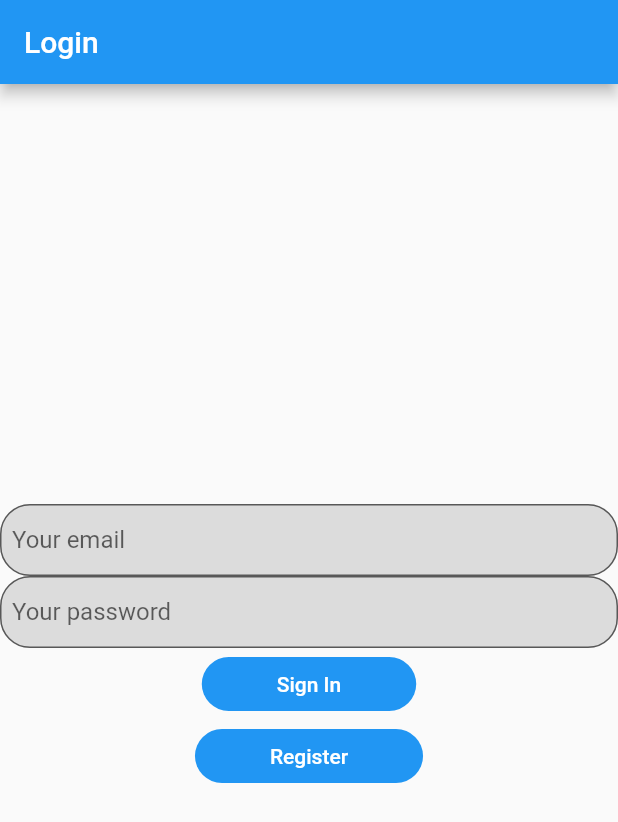
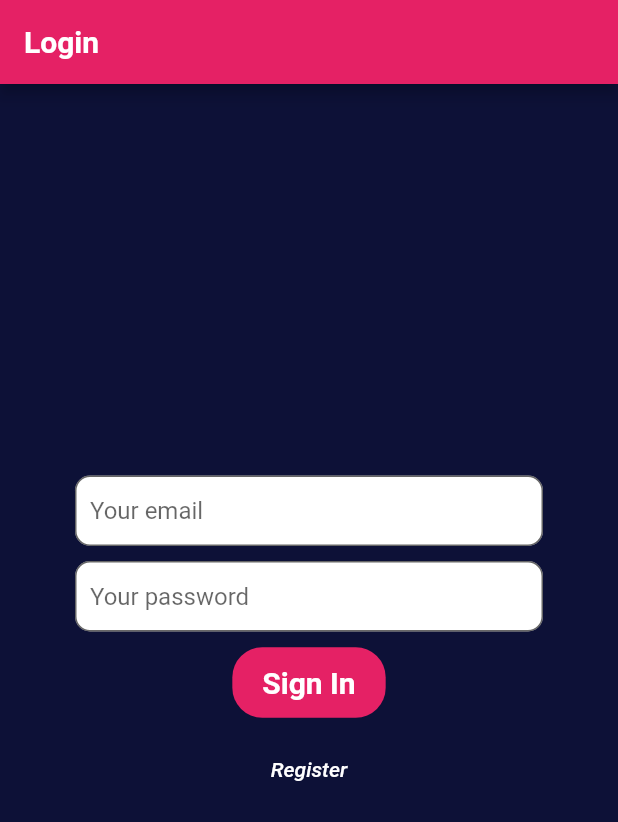
Before and after one commit to paul-dec/FlutterTwo, a Flutter app: the screen it shows after launch, on a phone screen of 412 x 824 dp. Shown: the top 822 px of the screen. Run offline on Flutter 3.47's test engine with Material 2 defaults, Android fonts, the phone set to English and light mode, and no system bars; our stand-ins replace shimmer.

Commit message:
refactor all widgets + finish styles + add test

```diff
--- /dev/null
+++ b/lib/class/user.dart
@@ -0,0 +1,15 @@
+class User {
+  final String pseudo;
+  final String email;
+  final String id;
+
+  User({required this.pseudo, required this.email, required this.id});
+
+  factory User.fromJson(Map<dynamic, dynamic> json) {
+    return User(
+        pseudo: json['pseudo'],
+        email: json['email'],
+        id: json['_id']
+    );
+  }
+}
--- a/lib/pages/login.dart
+++ b/lib/pages/login.dart
@@ -1,9 +1,12 @@
-import 'dart:io';
-
 import 'package:flutter/cupertino.dart';
 import 'package:flutter/material.dart';
+import 'package:fluttertwo/class/user.dart';
+import 'package:fluttertwo/widgets/custom_button.dart';
+import 'package:fluttertwo/widgets/custom_spacer.dart';
+import 'package:fluttertwo/widgets/custom_textfield.dart';
 import 'package:http/http.dart' as http;
 import 'dart:convert';
+import '../styles.dart';
 import 'home.dart';
 import 'register.dart';
 
@@ -11,34 +14,82 @@ class LoginPage extends StatefulWidget {
   const LoginPage({Key? key}) : super(key: key);
 
   @override
-  State<LoginPage> createState() => _LoginPageState();
+  State<LoginPage> createState() => LoginPageState();
 }
 
-class _LoginPageState extends State<LoginPage> {
+class LoginPageState extends State<LoginPage> {
   final emailController = TextEditingController();
   final passwordController = TextEditingController();
 
   String errorString = "";
 
-  Future<void> postLogin() async {
+  @override
+  Widget build(BuildContext context) {
+    return Scaffold(
+      backgroundColor: ThemeColor.xBlue,
+      appBar: AppBar(
+        backgroundColor: ThemeColor.xPurple,
+        title: const Text("Login", style: ThemeText.whiteTextBold,),
+      ),
+      body: Center(
+        child: Padding(
+          padding: const EdgeInsets.fromLTRB(50, 10, 50, 10),
+          child: Column(
+            mainAxisAlignment: MainAxisAlignment.center,
+            children: <Widget>[
+              CustomTextField(
+                myController: emailController,
+                myTextInputType: TextInputType.emailAddress,
+                myHintText: 'Your email',
+                obscureText: false,
+              ),
+              const CustomSpacer(),
+              CustomTextField(
+                myController: passwordController,
+                myTextInputType: TextInputType.visiblePassword,
+                myHintText: 'Your password',
+                obscureText: true,
+              ),
+              const CustomSpacer(),
+              CustomButton(
+                buttonColor: ThemeColor.xPurple,
+                textValue: 'Sign In',
+                textStyle: ThemeText.whiteTextBold,
+                function: () async {
+                  postLogin(emailController.text, passwordController.text);
+                },
+              ),
+              const CustomSpacer(),
+              CustomButton(
+                buttonColor: Colors.transparent,
+                textValue: 'Register',
+                textStyle: ThemeText.whiteTextItalic,
+                function: () async {
+                  Navigator.push(context, MaterialPageRoute(builder: (context) => const RegisterPage()));
+                },
+              ),
+              const CustomSpacer(),
+              Text(errorString, style: ThemeText.xPurpleTextItalic,)
+            ],
+          ),
+        ),
+      ),
+    );
+  }
+
+  Future<void> postLogin(email, password) async {
     const String apiUrl = "http://localhost:8080/user/login";
 
     try {
-      var response = await http.post(Uri.parse(apiUrl), body: {'email': emailController.text, 'password' : passwordController.text});
-      print(response);
+      var response = await http.post(Uri.parse(apiUrl), body: {'email': email, 'password' : password});
       if (response.statusCode == 200) {
-        var content = json.decode(response.body);
-        var _pseudo = content['message']['pseudo'].toString();
-        var _email = content['message']['email'].toString();
-        var _id = content['message']['_id'].toString();
+        User tmp = User.fromJson(jsonDecode(response.body)['message']);
 
-        Navigator.pushReplacement(context, MaterialPageRoute(builder: (context) => HomePage(pseudo: _pseudo, email: _email, id: _id,)));
+        Navigator.pushReplacement(context, MaterialPageRoute(builder: (context) => HomePage(user: tmp,)));
       } else {
         setState(() {
           errorString = "Email or password not valid";
         });
-        print(response.statusCode);
-        print(response.body);
       }
     } catch(e) {
       setState(() {
@@ -46,92 +97,4 @@ class _LoginPageState extends State<LoginPage> {
       });
     }
   }
-
-  @override
-  Widget build(BuildContext context) {
-    return Scaffold(
-      appBar: AppBar(
-        title: const Text("Login"),
-      ),
-      body: Center(
-        child: Column(
-          mainAxisAlignment: MainAxisAlignment.center,
-          children: <Widget>[
-            TextField(
-              autocorrect: false,
-              enableSuggestions: false,
-              keyboardType: TextInputType.emailAddress,
-              controller: emailController,
-              decoration: const InputDecoration(
-                contentPadding: EdgeInsets.all(8),
-                border: OutlineInputBorder(
-                  borderRadius: BorderRadius.all(
-                    Radius.circular(20),
-                  ),
-                ),
-                filled: true,
-                fillColor: Color(0xFFDCDCDC),
-                hintText: 'Your email',
-              ),
-            ),
-            TextField(
-              autocorrect: false,
-              enableSuggestions: false,
-              keyboardType: TextInputType.visiblePassword,
-              obscureText: true,
-              controller: passwordController,
-              decoration: const InputDecoration(
-                  contentPadding: EdgeInsets.all(8),
-                  border: OutlineInputBorder(
-                    borderRadius: BorderRadius.all(
-                      Radius.circular(20),
-                    ),
-                  ),
-                  filled: true,
-                  fillColor: Color(0xFFDCDCDC),
-                  hintText: 'Your password'),
-            ),
-            TextButton(
-              style: ButtonStyle(
-                  padding: MaterialStateProperty.all<EdgeInsets>(
-                      const EdgeInsets.fromLTRB(50, 10, 50, 10)),
-                  backgroundColor:
-                  MaterialStateProperty.all<Color>(Colors.blue),
-                  shape: MaterialStateProperty.all<RoundedRectangleBorder>(
-                      RoundedRectangleBorder(
-                        borderRadius: BorderRadius.circular(20),
-                      ))),
-              onPressed: () async {
-                // fetchAlbum()
-                postLogin();
-              },
-              child: const Text(
-                "Sign In",
-                style: TextStyle(color: Colors.white),
-              ),
-            ),
-            TextButton(
-              style: ButtonStyle(
-                  padding: MaterialStateProperty.all<EdgeInsets>(
-                      const EdgeInsets.fromLTRB(50, 10, 50, 10)),
-                  backgroundColor:
-                  MaterialStateProperty.all<Color>(Colors.blue),
-                  shape: MaterialStateProperty.all<RoundedRectangleBorder>(
-                      RoundedRectangleBorder(
-                        borderRadius: BorderRadius.circular(20),
-                      ))),
-              onPressed: () async {
-                Navigator.pushReplacement(context, MaterialPageRoute(builder: (context) => RegisterPage()));
-              },
-              child: const Text(
-                "Register",
-                style: TextStyle(color: Colors.white),
-              ),
-            ),
-            Text(errorString)
-          ],
-        ),
-      ),
-    );
-  }
 }
--- a/lib/styles.dart
+++ b/lib/styles.dart
@@ -22,7 +22,13 @@ abstract class ThemeText {
 
   static const TextStyle whiteTextItalic = TextStyle(
     color: Colors.white,
-    fontSize: 20,
+    fontSize: 14,
+    fontStyle: FontStyle.italic,
+  );
+
+  static const TextStyle xPurpleTextItalic = TextStyle(
+    color: ThemeColor.xPurple,
+    fontSize: 14,
     fontStyle: FontStyle.italic,
   );
 }
--- /dev/null
+++ b/lib/widgets/custom_button.dart
@@ -0,0 +1,32 @@
+import 'package:flutter/cupertino.dart';
+import 'package:flutter/material.dart';
+
+class CustomButton extends StatelessWidget {
+  final Color buttonColor;
+  final String textValue;
+  final TextStyle textStyle;
+  final void Function() function;
+
+  const CustomButton({Key? key, required this.buttonColor, required this.textValue, required this.textStyle, required this.function}) : super(key: key);
+
+  @override
+  Widget build(BuildContext context) {
+    return TextButton(
+      style: ButtonStyle(
+        padding: MaterialStateProperty.all<EdgeInsets>(const EdgeInsets.fromLTRB(20, 12, 20, 12)),
+        backgroundColor: MaterialStateProperty.all<Color>(buttonColor),
+        shape: MaterialStateProperty.all<RoundedRectangleBorder>(
+          RoundedRectangleBorder(
+            borderRadius: BorderRadius.circular(20),
+          ),
+        ),
+      ),
+      onPressed: function,
+      child: Text(
+        textValue,
+        style: textStyle,
+        textAlign: TextAlign.center,
+      ),
+    );
+  }
+}
--- /dev/null
+++ b/lib/widgets/custom_textfield.dart
@@ -0,0 +1,35 @@
+import 'package:flutter/cupertino.dart';
+import 'package:flutter/material.dart';
+
+class CustomTextField extends StatelessWidget {
+  final TextEditingController myController;
+  final TextInputType myTextInputType;
+  final String myHintText;
+  final bool obscureText;
+
+  const CustomTextField({Key? key, required this.myController, required this.myTextInputType, required this.myHintText, required this.obscureText}) : super(key: key);
+
+  @override
+  Widget build(BuildContext context) {
+    return TextField(
+      autocorrect: false,
+      enableSuggestions: false,
+      keyboardType: myTextInputType,
+      controller: myController,
+      obscureText: obscureText,
+      textAlignVertical: TextAlignVertical.top,
+      decoration: InputDecoration(
+        isDense: true,
+        contentPadding: const EdgeInsets.fromLTRB(10, 14, 10, 14),
+        border: const OutlineInputBorder(
+          borderRadius: BorderRadius.all(
+            Radius.circular(10),
+          ),
+        ),
+        filled: true,
+        fillColor: Colors.white,
+        hintText: myHintText,
+      ),
+    );
+  }
+}
```
Also changed, not shown: lib/functions/build_shimmer.dart (added, +13 -0 lines), lib/functions/nft_api.dart (added, +56 -0 lines), lib/pages/home.dart (+20 -81 lines), lib/pages/register.dart (+57 -95 lines), lib/pages/settings.dart (+27 -33 lines), lib/widgets/custom_spacer.dart (added, +12 -0 lines), pubspec.yaml (+4 -36 lines), pubspec.lock, 2 other files.
